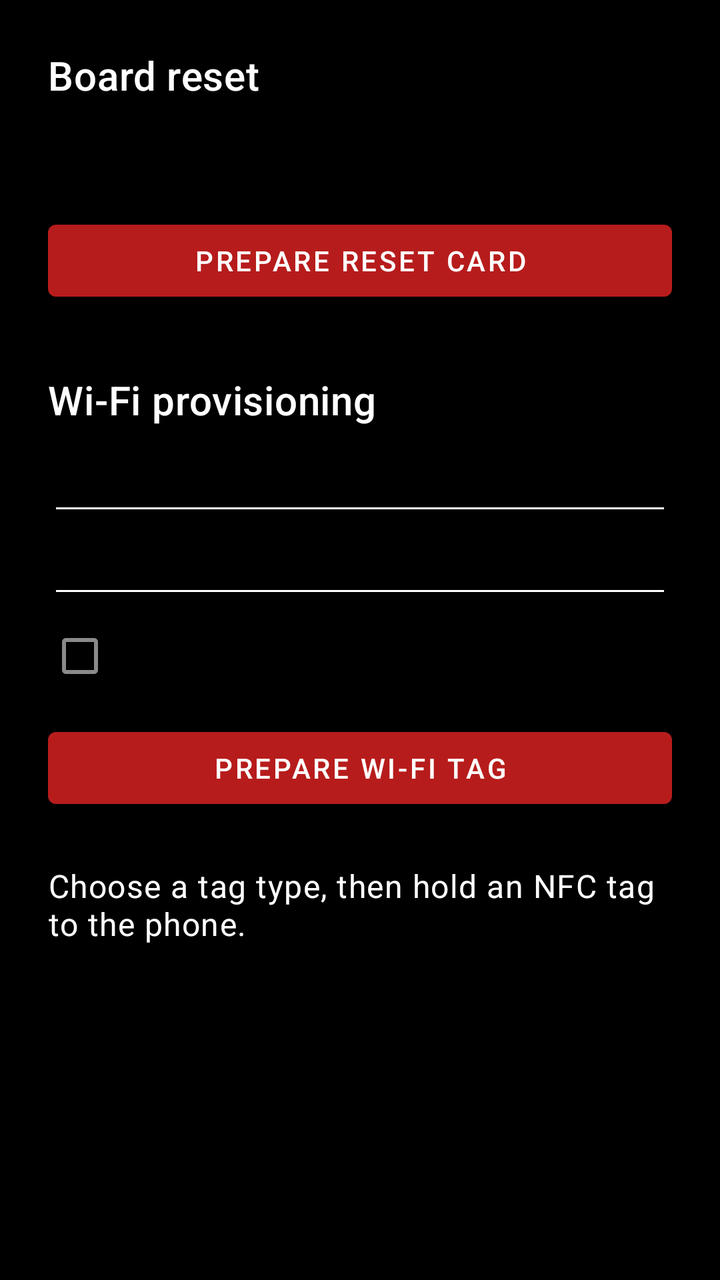
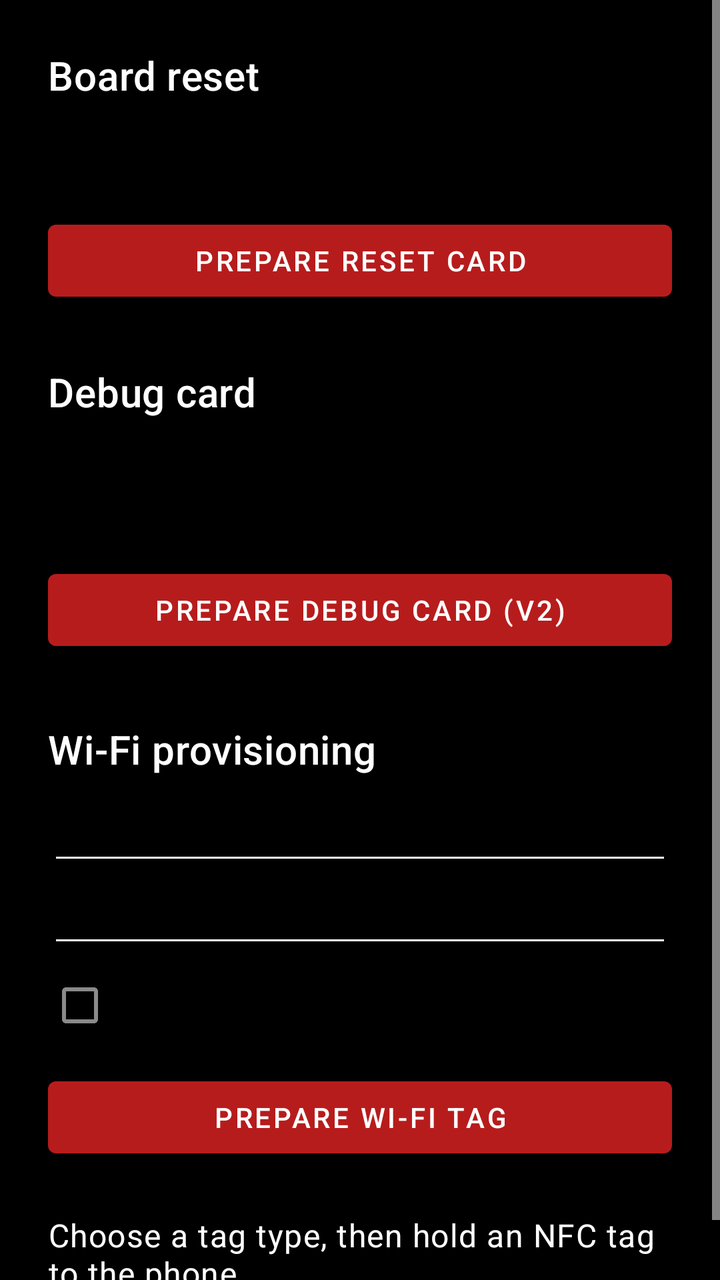

Compare the two renders of this Android layout. The source of the first and the diff that turns it into the second are given below.
<!-- AndroidManifest.xml: application theme Theme.NFCFlasher -->
<!-- res/layout/fragment_provision.xml -->
<?xml version="1.0" encoding="utf-8"?>
<ScrollView xmlns:android="http://schemas.android.com/apk/res/android"
    xmlns:tools="http://schemas.android.com/tools"
    android:layout_width="match_parent"
    android:layout_height="match_parent"
    tools:context=".ui.provision.ProvisionFragment">

    <LinearLayout
        android:layout_width="match_parent"
        android:layout_height="wrap_content"
        android:orientation="vertical"
        android:padding="24dp">

        <TextView
            android:layout_width="match_parent"
            android:layout_height="wrap_content"
            android:text="Board reset"
            android:textAppearance="?attr/textAppearanceHeadline6" />

        <TextView
            android:layout_width="match_parent"
            android:layout_height="wrap_content"
            android:layout_marginTop="8dp"
            android:text="The board requires this card to remain present for two seconds before clearing its building state." />

        <Button
            android:id="@+id/button_prepare_reset"
            android:layout_width="match_parent"
            android:layout_height="wrap_content"
            android:layout_marginTop="12dp"
            android:text="Prepare reset card" />

        <TextView
            android:layout_width="match_parent"
            android:layout_height="wrap_content"
            android:layout_marginTop="32dp"
            android:text="Wi-Fi provisioning"
            android:textAppearance="?attr/textAppearanceHeadline6" />

        <EditText
            android:id="@+id/edit_text_wifi_ssid"
            android:layout_width="match_parent"
            android:layout_height="wrap_content"
            android:layout_marginTop="8dp"
            android:hint="SSID"
            android:importantForAutofill="no"
            android:inputType="text"
            android:maxLines="1" />

        <EditText
            android:id="@+id/edit_text_wifi_password"
            android:layout_width="match_parent"
            android:layout_height="wrap_content"
            android:hint="Password"
            android:importantForAutofill="no"
            android:inputType="textPassword"
            android:maxLines="1" />

        <CheckBox
            android:id="@+id/check_box_open_network"
            android:layout_width="wrap_content"
            android:layout_height="wrap_content"
            android:text="Open network (no password)" />

        <Button
            android:id="@+id/button_prepare_wifi"
            android:layout_width="match_parent"
            android:layout_height="wrap_content"
            android:layout_marginTop="8dp"
            android:text="Prepare Wi-Fi tag" />

        <TextView
            android:id="@+id/text_view_provision_status"
            android:layout_width="match_parent"
            android:layout_height="wrap_content"
            android:layout_marginTop="24dp"
            android:text="Choose a tag type, then hold an NFC tag to the phone."
            android:textAppearance="?attr/textAppearanceBody1" />

    </LinearLayout>
</ScrollView>
<!-- resources referenced by this layout -->
<resources>
  <style name="Theme.NFCFlasher" parent="Theme.MaterialComponents.DayNight.NoActionBar">
          
          <item name="colorPrimary">@color/dark_red_500</item>
          <item name="colorPrimaryVariant">@color/dark_red_700</item>
          <item name="colorOnPrimary">@color/white</item>
          
          <item name="colorSecondary">@color/dark_red_200</item> 
          <item name="colorOnSecondary">@color/black</item> 
          
          
          <item name="android:colorBackground">@color/black</item>
          <item name="android:windowBackground">@color/black</item>
          <item name="colorSurface">@color/black</item> 
          <item name="colorOnSurface">@color/white</item> 
          <item name="android:textColorPrimary">@color/white</item>
          <item name="android:textColorSecondary">@color/white</item>
  
          
          <item name="android:statusBarColor">?attr/colorPrimaryVariant</item>
          
      </style>
  <color name="dark_red_500">#B71C1C</color>
  <color name="dark_red_700">#870000</color>
  <color name="white">#FFFFFFFF</color>
  <color name="dark_red_200">#F05545</color>
  <color name="black">#FF000000</color>
</resources>

<!-- the commit's change to res/layout/fragment_provision.xml (unified diff, before → after) -->
@@ -29,6 +29,26 @@
             android:layout_height="wrap_content"
             android:layout_marginTop="12dp"
             android:text="Prepare reset card" />
+
+        <TextView
+            android:layout_width="match_parent"
+            android:layout_height="wrap_content"
+            android:layout_marginTop="28dp"
+            android:text="Debug card"
+            android:textAppearance="?attr/textAppearanceHeadline6" />
+
+        <TextView
+            android:layout_width="match_parent"
+            android:layout_height="wrap_content"
+            android:layout_marginTop="8dp"
+            android:text="Hold this card on a current mainboard for three seconds to start its local ENAK debug access point." />
+
+        <Button
+            android:id="@+id/button_prepare_debug"
+            android:layout_width="match_parent"
+            android:layout_height="wrap_content"
+            android:layout_marginTop="12dp"
+            android:text="Prepare debug card (v2)" />
 
         <TextView
             android:layout_width="match_parent"
